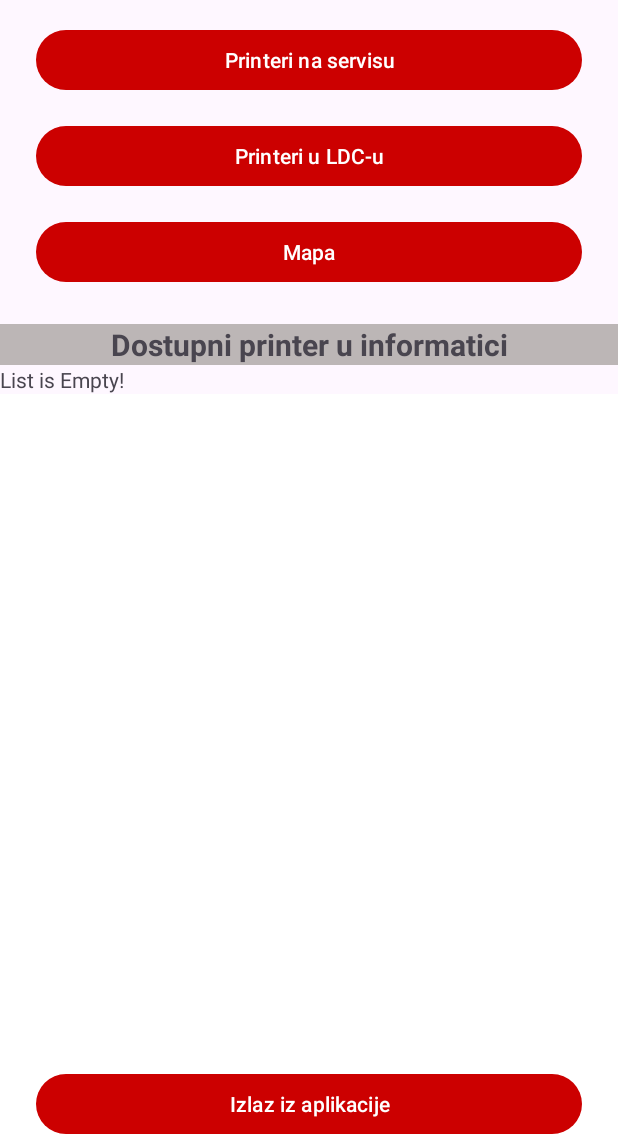
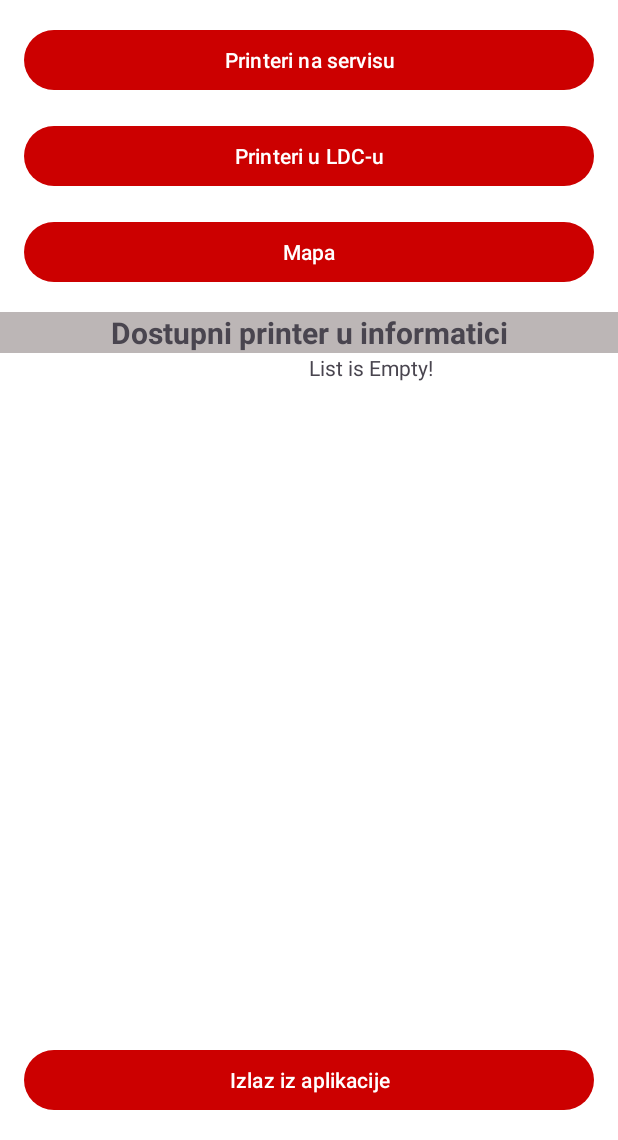
Before and after one commit to DomagojBasic/ProjektPrinter, an Android app: the screen it shows after launch (MainActivity), on a phone screen of 412 x 824 dp, the part 96-1236 px from its top. Run offline under Robolectric (Android 15) with nearby library versions, the phone set to English and light mode, and no system bars; our stand-ins replace Firebase (no records; nobody signed in at launch, a user with empty details on screens opened directly).

```diff
--- a/app/src/main/java/com/example/projektdb/PrikazPrinteraLDC.java
+++ b/app/src/main/java/com/example/projektdb/PrikazPrinteraLDC.java
@@ -71,7 +71,7 @@ public class PrikazPrinteraLDC extends AppCompatActivity {
 
                         PrinterAdapter adapter = new PrinterAdapter(PrikazPrinteraLDC.this, arrayList,arrayListObjekti);
                         recyclerView.setAdapter(adapter);
-                        adapter.notifyDataSetChanged();
+                       // adapter.notifyDataSetChanged();
 
                     }
                 }
@@ -99,7 +99,6 @@ public class PrikazPrinteraLDC extends AppCompatActivity {
 
                     @Override
                     public void onCheckServis(Printeri printeri, int position) {
-                        Log.e("proba","servis");
                     }
 
                     @Override
--- a/app/src/main/java/com/example/projektdb/PrikazPrinteraServis.java
+++ b/app/src/main/java/com/example/projektdb/PrikazPrinteraServis.java
@@ -68,7 +68,7 @@ public class PrikazPrinteraServis extends AppCompatActivity {
 
                         PrinterAdapter adapter = new PrinterAdapter(PrikazPrinteraServis.this, arrayList, arrayListObjekti);
                         recyclerView.setAdapter(adapter);
-                        adapter.notifyDataSetChanged();
+                       // adapter.notifyDataSetChanged();
 
 
                     }
@@ -133,6 +133,7 @@ public class PrikazPrinteraServis extends AppCompatActivity {
                             public void onSuccess(Void unused) {
 
                                 Toast.makeText(PrikazPrinteraServis.this, "Saved Successfully!", Toast.LENGTH_SHORT).show();
+                                recreate();
                             }
                         }).addOnFailureListener(new OnFailureListener() {
                             @Override
--- a/app/src/main/res/layout/activity_main.xml
+++ b/app/src/main/res/layout/activity_main.xml
@@ -1,111 +1,108 @@
-<androidx.coordinatorlayout.widget.CoordinatorLayout xmlns:android="http://schemas.android.com/apk/res/android"
+<androidx.constraintlayout.widget.ConstraintLayout xmlns:android="http://schemas.android.com/apk/res/android"
     xmlns:app="http://schemas.android.com/apk/res-auto"
+    xmlns:tools="http://schemas.android.com/tools"
+    android:id="@+id/constraintLayou"
     android:layout_width="match_parent"
     android:layout_height="match_parent"
     android:background="#FFFFFF"
     android:backgroundTint="#FFFFFF">
 
-    <com.google.android.material.appbar.AppBarLayout
-        android:layout_width="match_parent"
-        android:layout_height="wrap_content">
-
-        <!-- Your Toolbar goes here -->
     <com.google.android.material.appbar.MaterialToolbar
         android:id="@+id/toolbar"
-            android:layout_width="match_parent"
-            android:layout_height="?attr/actionBarSize"
-            android:background="?attr/colorPrimary">
+        android:layout_width="0dp"
+        android:layout_height="wrap_content"
+        android:background="?attr/colorPrimary"
+        app:layout_constraintEnd_toEndOf="parent"
+        app:layout_constraintStart_toStartOf="parent"
+        app:layout_constraintTop_toTopOf="parent">
         <!-- Customize your Toolbar -->
     </com.google.android.material.appbar.MaterialToolbar>
+
     <Button
         android:id="@+id/btn_PritneriNaServisu"
-            android:layout_width="match_parent"
+        android:layout_width="0dp"
         android:layout_height="wrap_content"
-            android:layout_gravity="center"
-            android:layout_marginStart="24dp"
+        android:layout_marginStart="16dp"
         android:layout_marginTop="16dp"
-            android:layout_marginEnd="24dp"
+        android:layout_marginEnd="16dp"
         android:text="Printeri na servisu"
         app:layout_constraintEnd_toEndOf="parent"
         app:layout_constraintStart_toStartOf="parent"
-            app:layout_constraintTop_toBottomOf="@+id/textView" />
+        app:layout_constraintTop_toBottomOf="@+id/toolbar" />
 
     <Button
         android:id="@+id/btn_PritneriLDC"
-            android:layout_width="match_parent"
+        android:layout_width="0dp"
         android:layout_height="wrap_content"
-            android:layout_gravity="center"
-            android:layout_marginStart="24dp"
+        android:layout_marginStart="16dp"
         android:layout_marginTop="16dp"
-            android:layout_marginEnd="24dp"
+        android:layout_marginEnd="16dp"
         android:text="Printeri u LDC-u"
         app:layout_constraintEnd_toEndOf="parent"
         app:layout_constraintStart_toStartOf="parent"
-            app:layout_constraintTop_toBottomOf="@+id/textView" />
-
+        app:layout_constraintTop_toBottomOf="@+id/btn_PritneriNaServisu" />
 
     <Button
         android:id="@+id/btn_mapa"
-            android:layout_width="match_parent"
+        android:layout_width="0dp"
         android:layout_height="wrap_content"
-            android:layout_gravity="center"
-            android:layout_marginStart="24dp"
+        android:layout_marginStart="16dp"
         android:layout_marginTop="16dp"
-            android:layout_marginEnd="24dp"
+        android:layout_marginEnd="16dp"
         android:text="Mapa"
         app:layout_constraintEnd_toEndOf="parent"
+        app:layout_constraintHorizontal_bias="0.566"
         app:layout_constraintStart_toStartOf="parent"
-            app:layout_constraintTop_toBottomOf="@+id/textView" />
+        app:layout_constraintTop_toBottomOf="@+id/btn_PritneriLDC" />
 
     <TextView
-            android:layout_marginTop="24dp"
         android:id="@+id/textView5"
-            android:layout_width="match_parent"
+        android:layout_width="0dp"
         android:layout_height="wrap_content"
+        android:layout_marginTop="16dp"
         android:background="#BCB6B6"
         android:gravity="center"
         android:text="Dostupni printer u informatici"
         android:textSize="20sp"
-            android:textStyle="bold" />
+        android:textStyle="bold"
+        app:layout_constraintEnd_toEndOf="parent"
+        app:layout_constraintStart_toStartOf="parent"
+        app:layout_constraintTop_toBottomOf="@+id/btn_mapa" />
+
+    <Button
+        android:id="@+id/btn_Povratak"
+        android:layout_width="0dp"
+        android:layout_height="wrap_content"
+        android:layout_marginStart="16dp"
+        android:layout_marginEnd="16dp"
+        android:layout_marginBottom="16dp"
+        android:text="Izlaz iz aplikacije"
+        app:layout_constraintBottom_toBottomOf="parent"
+        app:layout_constraintEnd_toEndOf="parent"
+        app:layout_constraintStart_toStartOf="parent" />
 
     <androidx.recyclerview.widget.RecyclerView
         android:id="@+id/recycler"
-            android:layout_width="match_parent"
-            android:layout_height="300dp"
+        android:layout_width="0dp"
+        android:layout_height="0dp"
+        android:layout_marginBottom="8dp"
         app:layoutManager="androidx.recyclerview.widget.LinearLayoutManager"
-            app:layout_constraintBottom_toBottomOf="parent"
+        app:layout_constraintBottom_toTopOf="@+id/btn_Povratak"
         app:layout_constraintEnd_toEndOf="parent"
-            app:layout_constraintHorizontal_bias="0.0"
         app:layout_constraintStart_toStartOf="parent"
-            app:layout_constraintTop_toBottomOf="@+id/textView"
-            app:layout_constraintVertical_bias="0.0" />
+        app:layout_constraintTop_toBottomOf="@+id/textView5" />
 
     <TextView
+        android:id="@+id/empty"
         android:layout_width="wrap_content"
         android:layout_height="wrap_content"
-            android:layout_centerInParent="true"
         android:text="List is Empty!"
-            android:id="@+id/empty"/>
-
-    </com.google.android.material.appbar.AppBarLayout>
-
-    <Button
-        android:id="@+id/btn_Povratak"
-        android:layout_width="match_parent"
-        android:layout_height="wrap_content"
-        android:layout_gravity="bottom"
-        android:layout_marginStart="24dp"
-        android:layout_marginTop="16dp"
-        android:layout_marginEnd="24dp"
-        android:layout_marginBottom="0dp"
-        android:text="Izlaz iz aplikacije"
-        app:layout_constraintEnd_toEndOf="parent"
-        app:layout_constraintStart_toStartOf="parent"
-        app:layout_constraintTop_toBottomOf="@+id/textView" />
+        app:layout_constraintStart_toStartOf="@+id/recycler"
+        app:layout_constraintTop_toBottomOf="@+id/textView5" />
 
     <!-- Gumb "Izlaz iz aplikacije" na dnu ekrana -->
 
 
     <!-- ... Ostatak vašeg koda ... -->
 
-</androidx.coordinatorlayout.widget.CoordinatorLayout>
+</androidx.constraintlayout.widget.ConstraintLayout>
--- a/app/src/main/res/layout/activity_prikaz_printera_ldc.xml
+++ b/app/src/main/res/layout/activity_prikaz_printera_ldc.xml
@@ -9,7 +9,7 @@
     tools:context=".PrikazPrinteraLDC">
 
     <TextView
-        android:id="@+id/textView"
+        android:id="@+id/textView1"
         android:layout_width="match_parent"
         android:layout_height="wrap_content"
         android:layout_marginBottom="120dp"
```
Also changed, not shown: app/src/main/java/com/example/projektdb/MainActivity.java (+16 -1 lines), app/src/main/java/com/example/projektdb/Mapa.java (+6 -1 lines), app/src/main/java/com/example/projektdb/PrinterAdapter.java (+24 -3 lines), app/src/main/java/com/example/projektdb/Printeri.java (+10 -2 lines), app/src/main/res/layout/add_spinner_dialog.xml (+8 -0 lines), app/src/main/res/layout/printeri_objekti_list_item.xml (+23 -1 lines). Lines whose indentation alone changed are shown as unchanged.
